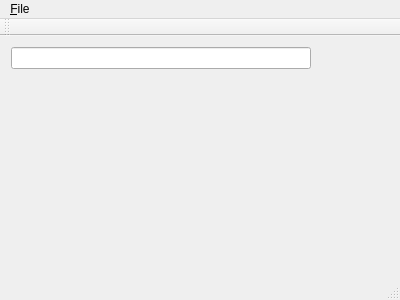
Qt form GuetzliSimpleGUI/MainWindow.ui (till213/GuetzliImageIOPlugin) before a commit.
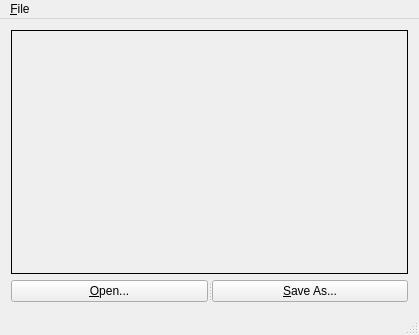
The same form after that commit.

```diff
--- a/GuetzliSimpleGUI/MainWindow.ui
+++ b/GuetzliSimpleGUI/MainWindow.ui
@@ -6,8 +6,8 @@
    <rect>
     <x>0</x>
     <y>0</y>
-    <width>400</width>
-    <height>300</height>
+    <width>419</width>
+    <height>335</height>
    </rect>
   </property>
   <property name="windowTitle">
@@ -16,40 +16,46 @@
   <widget class="QWidget" name="centralWidget">
    <layout class="QGridLayout" name="gridLayout">
     <item row="0" column="0">
-     <widget class="QLineEdit" name="m_filePathLineEdit">
-      <property name="minimumSize">
-       <size>
-        <width>300</width>
-        <height>0</height>
-       </size>
+     <widget class="QLabel" name="imagePreviewLabel">
+      <property name="sizePolicy">
+       <sizepolicy hsizetype="MinimumExpanding" vsizetype="MinimumExpanding">
+        <horstretch>0</horstretch>
+        <verstretch>0</verstretch>
+       </sizepolicy>
+      </property>
+      <property name="frameShape">
+       <enum>QFrame::Box</enum>
+      </property>
+      <property name="text">
+       <string/>
+      </property>
+      <property name="scaledContents">
+       <bool>true</bool>
       </property>
      </widget>
     </item>
-    <item row="0" column="1">
-     <spacer name="horizontalSpacer">
-      <property name="orientation">
-       <enum>Qt::Horizontal</enum>
-      </property>
-      <property name="sizeHint" stdset="0">
-       <size>
-        <width>63</width>
-        <height>20</height>
-       </size>
-      </property>
-     </spacer>
-    </item>
     <item row="1" column="0">
-     <spacer name="verticalSpacer">
+     <widget class="QSplitter" name="splitter">
       <property name="orientation">
-       <enum>Qt::Vertical</enum>
+       <enum>Qt::Horizontal</enum>
       </property>
-      <property name="sizeHint" stdset="0">
-       <size>
-        <width>20</width>
-        <height>184</height>
-       </size>
-      </property>
-     </spacer>
+      <widget class="QPushButton" name="openButton">
+       <property name="toolTip">
+        <string>Open image</string>
+       </property>
+       <property name="text">
+        <string>&amp;Open...</string>
+       </property>
+      </widget>
+      <widget class="QPushButton" name="saveButton">
+       <property name="toolTip">
+        <string>Save as guetzli image</string>
+       </property>
+       <property name="text">
+        <string>&amp;Save As...</string>
+       </property>
+      </widget>
+     </widget>
     </item>
    </layout>
   </widget>
@@ -58,8 +64,8 @@
     <rect>
      <x>0</x>
      <y>0</y>
-     <width>400</width>
-     <height>22</height>
+     <width>419</width>
+     <height>21</height>
     </rect>
    </property>
    <widget class="QMenu" name="fileMenu">
@@ -71,14 +77,6 @@
    </widget>
    <addaction name="fileMenu"/>
   </widget>
-  <widget class="QToolBar" name="mainToolBar">
-   <attribute name="toolBarArea">
-    <enum>TopToolBarArea</enum>
-   </attribute>
-   <attribute name="toolBarBreak">
-    <bool>false</bool>
-   </attribute>
-  </widget>
   <widget class="QStatusBar" name="statusBar"/>
   <action name="openAction">
    <property name="text">
```
Left out of the diff: 81 changed lines with no effect on the pictures.
